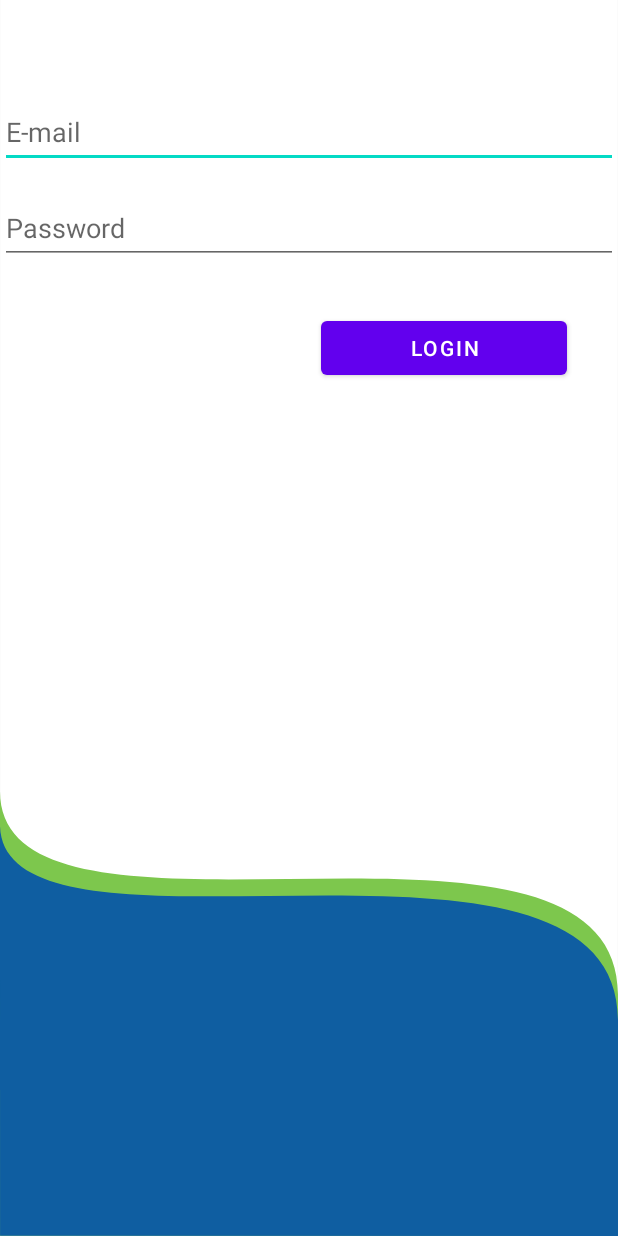
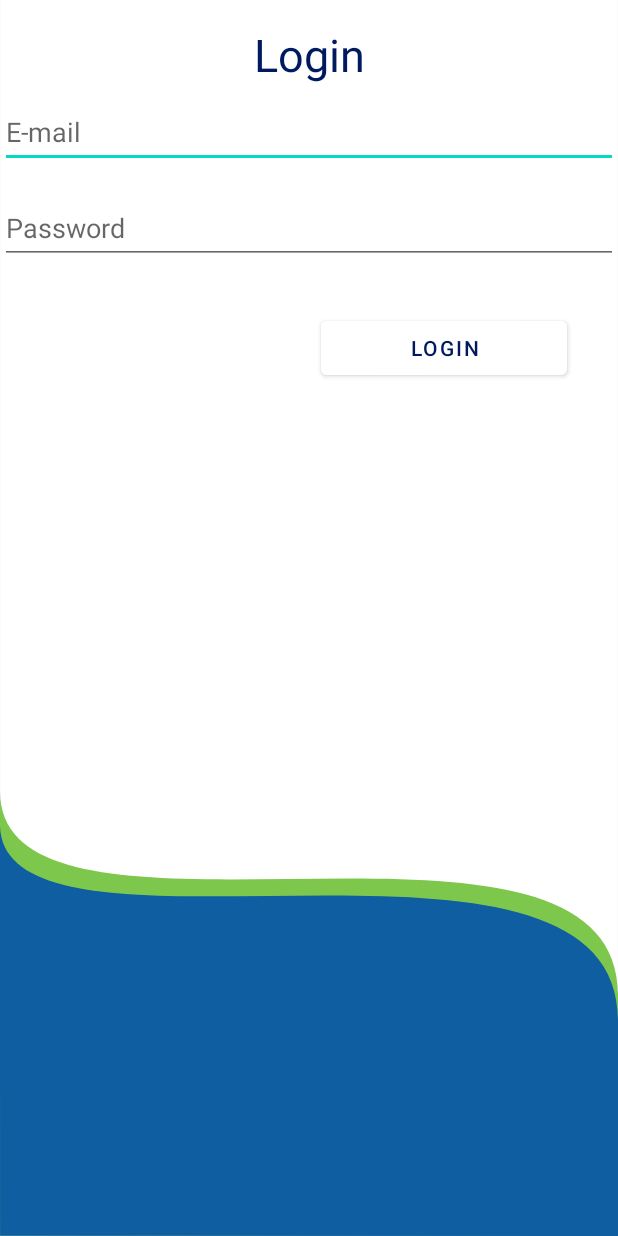
Before and after one commit to HernanTrullo/OptiMovil, an Android app: the Logeo screen opened directly, with no data from a screen before it, on a phone screen of 412 x 824 dp. Run offline under Robolectric (Android 15) with nearby library versions, the phone set to English and light mode, and no system bars.

Commit message:
version v0.2 logeo y deslogeo completo

```diff
--- a/app/src/main/java/edu/unicauca/optimovil/BaseDatosCLiente/DbCLienteHelper.java
+++ b/app/src/main/java/edu/unicauca/optimovil/BaseDatosCLiente/DbCLienteHelper.java
@@ -84,15 +84,15 @@ public class DbCLienteHelper extends SQLiteOpenHelper {
         );
         return cursor;
     }
-    public int clienteLogout(SQLiteDatabase db, String correo){
+    public int clienteLogout(SQLiteDatabase db){
         // New value for one column
         String value = "no";
         ContentValues values = new ContentValues();
         values.put(cS.LOGEADO, value);
 
         // Which row to update, based on the title
-        String selection = cS.CORREO + " = ?";
-        String[] selectionArgs = { correo };
+        String selection = cS.LOGEADO + " = ?";
+        String[] selectionArgs = { "si" };
 
         int count = db.update(
                 TABLE_CLIENTE,
--- a/app/src/main/res/layout/activity_logeo.xml
+++ b/app/src/main/res/layout/activity_logeo.xml
@@ -5,6 +5,18 @@
     android:layout_width="match_parent"
     android:layout_height="match_parent"
     tools:context=".Logeo">
+
+    <TextView
+        android:id="@+id/textView"
+        android:layout_width="wrap_content"
+        android:layout_height="wrap_content"
+        android:layout_marginTop="16dp"
+        android:text="@string/btn_logeo"
+        android:textColor="@color/letters_colors"
+        android:textSize="30sp"
+        app:layout_constraintEnd_toEndOf="parent"
+        app:layout_constraintStart_toStartOf="parent"
+        app:layout_constraintTop_toTopOf="parent" />
 
     <EditText
         android:id="@+id/txt_email"
@@ -38,7 +50,9 @@
         android:layout_width="164dp"
         android:layout_height="wrap_content"
         android:layout_marginTop="32dp"
+        android:backgroundTint="@color/white"
         android:text="@string/btn_logeo"
+        android:textColor="@color/letters_colors"
         app:layout_constraintEnd_toEndOf="parent"
         app:layout_constraintHorizontal_bias="0.864"
         app:layout_constraintStart_toStartOf="parent"
```
Also changed, not shown: app/src/main/java/edu/unicauca/optimovil/Actividades/VentanaClientes.java (+9 -1 lines).
